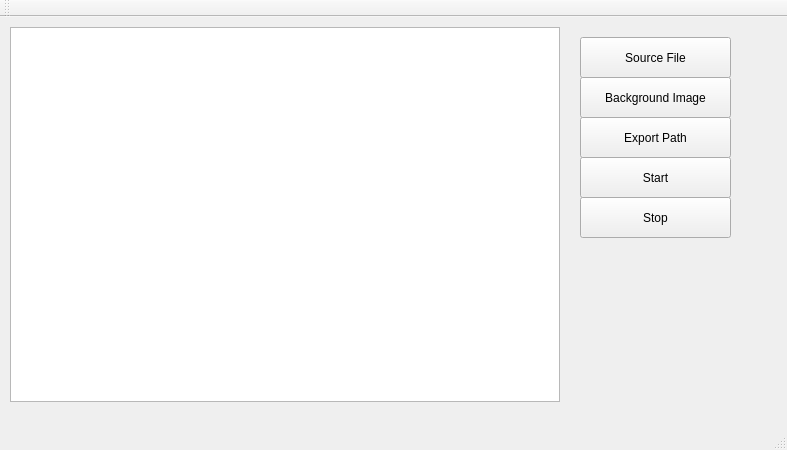
Qt form mainwindow.ui (ngskyuki/GUITracker) before a commit.
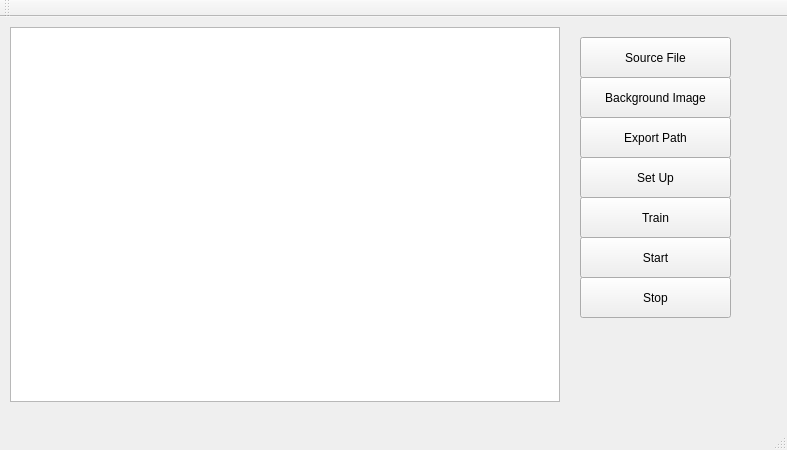
The same form after that commit.

```diff
--- a/mainwindow.ui
+++ b/mainwindow.ui
@@ -67,7 +67,7 @@
     <property name="geometry">
      <rect>
       <x>580</x>
-      <y>140</y>
+      <y>220</y>
       <width>151</width>
       <height>41</height>
      </rect>
@@ -80,7 +80,7 @@
     <property name="geometry">
      <rect>
       <x>580</x>
-      <y>180</y>
+      <y>260</y>
       <width>151</width>
       <height>41</height>
      </rect>
@@ -89,6 +89,32 @@
      <string>Stop</string>
     </property>
    </widget>
+   <widget class="QPushButton" name="btnSetup">
+    <property name="geometry">
+     <rect>
+      <x>580</x>
+      <y>140</y>
+      <width>151</width>
+      <height>41</height>
+     </rect>
+    </property>
+    <property name="text">
+     <string>Set Up</string>
+    </property>
+   </widget>
+   <widget class="QPushButton" name="btnTrain">
+    <property name="geometry">
+     <rect>
+      <x>580</x>
+      <y>180</y>
+      <width>151</width>
+      <height>41</height>
+     </rect>
+    </property>
+    <property name="text">
+     <string>Train</string>
+    </property>
+   </widget>
   </widget>
   <widget class="QMenuBar" name="menuBar">
    <property name="geometry">
```
